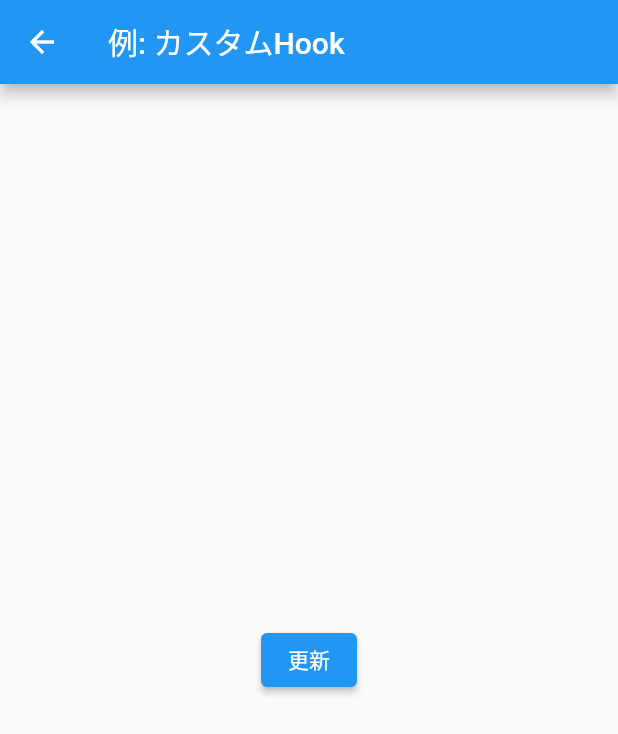
After one commit to rbdog/flutter_lab, a Flutter app: the Page4 screen opened by its route, after a tap on "更新", on a phone screen of 412 x 824 dp. The commit adds this screen. Shown: the top 734 px of the screen. Run offline on Flutter 3.47's test engine with Material 2 defaults, Android fonts, the phone set to English and light mode, and no system bars; our stand-ins replace envied, flutter_hooks, flutter_riverpod, freezed_annotation, riverpod_annotation; missing offline and left inert: google_sign_in_platform_interface, google_sign_in_web, ui_router; generated files the repository leaves out were written again; key blocks and very long unbroken strings in the code were emptied for the run.

Commit message:
update hooks

```diff
--- a/lib/hook/my_controller.dart
+++ b/lib/hook/custom_hook.dart
@@ -14,13 +14,13 @@ class MyController {
   void dispose() {
     debugPrint('Myコントローラーを捨てます');
   }
+
+  void buttonEvent() {
+    debugPrint('これはボタンを押したときに呼ばれます');
+  }
 }
 
-/* この関数を HookWidget の中から呼ぶ */
-
-MyController useMyController() => use(_Hook());
-
-/* StatefulWidget の代わりにこの下に色々書いておく */
+/* カスタムHook */
 
 class _Hook extends Hook<MyController> {
   @override
@@ -28,26 +28,37 @@ class _Hook extends Hook<MyController> {
 }
 
 class _State extends HookState<MyController, _Hook> {
-  late MyController controller;
+  late MyController myController;
 
   @override
   void initHook() {
     super.initHook();
-    // コントローラーを作る
-    controller = MyController();
-    // コントローラーを準備
-    controller.init();
+    // Myコントローラーを作る
+    myController = MyController();
+    // Myコントローラーを準備
+    myController.init();
+  }
+
+  @override
+  void didUpdateHook(_Hook oldHook) {
+    super.didUpdateHook(oldHook);
+    // Myコントローラーをアップデート
+    myController.update();
+  }
+
+  @override
+  void dispose() {
+    // Myコントローラーを捨てる
+    myController.dispose();
+    super.dispose();
   }
 
   @override
   MyController build(BuildContext context) {
-    return controller;
-  }
-
-  @override
-  void dispose() {
-    // コントローラーを捨てる
-    controller.dispose();
-    super.dispose();
+    return myController;
   }
 }
+
+/* Widget から呼ぶ関数 */
+
+MyController useMyController() => use(_Hook());
--- /dev/null
+++ b/lib/hook/page_4.dart
@@ -0,0 +1,38 @@
+import 'package:flutter/material.dart';
+import 'package:flutter_hooks/flutter_hooks.dart';
+import 'package:flutter_lab/hook/custom_hook.dart';
+
+///
+/// カスタムHook
+///
+class Page4 extends HookWidget {
+  const Page4({super.key});
+
+  @override
+  Widget build(BuildContext context) {
+    final myController = useMyController();
+
+    // コントローラーを呼び出すボタン
+    final button = ElevatedButton(
+      onPressed: () {
+        myController.buttonEvent();
+      },
+      child: const Text('更新'),
+    );
+
+    // 縦に並べる
+    return Scaffold(
+      appBar: AppBar(
+        title: const Text('例: カスタムHook'),
+      ),
+      body: Center(
+        child: Column(
+          mainAxisAlignment: MainAxisAlignment.spaceEvenly,
+          children: [
+            button,
+          ],
+        ),
+      ),
+    );
+  }
+}
--- a/lib/part26/season_dropdown.dart
+++ b/lib/part26/season_dropdown.dart
@@ -35,10 +35,10 @@ class SeasonDropdown extends ConsumerWidget {
     return DropdownButton(
       value: season,
       items: items,
-      onChanged: (value) {
+      onChanged: (newSeason) {
         // ノティファイヤー
         final notifier = ref.read(seasonNotifierProvider.notifier);
-        notifier.updateSeason(value!);
+        notifier.updateSeason(newSeason!);
       },
       focusColor: Colors.transparent,
     );
```
Also changed, not shown: lib/hook/main.dart (+10 -39 lines), lib/hook/my_widget_4.dart (deleted, +0 -31 lines), lib/hook/page_1.dart (renamed from lib/hook/my_widget_1.dart, +15 -8 lines), lib/hook/page_2.dart (renamed from lib/hook/my_widget_2.dart, +14 -7 lines), lib/hook/page_3.dart (renamed from lib/hook/my_widget_3.dart, +15 -8 lines).
